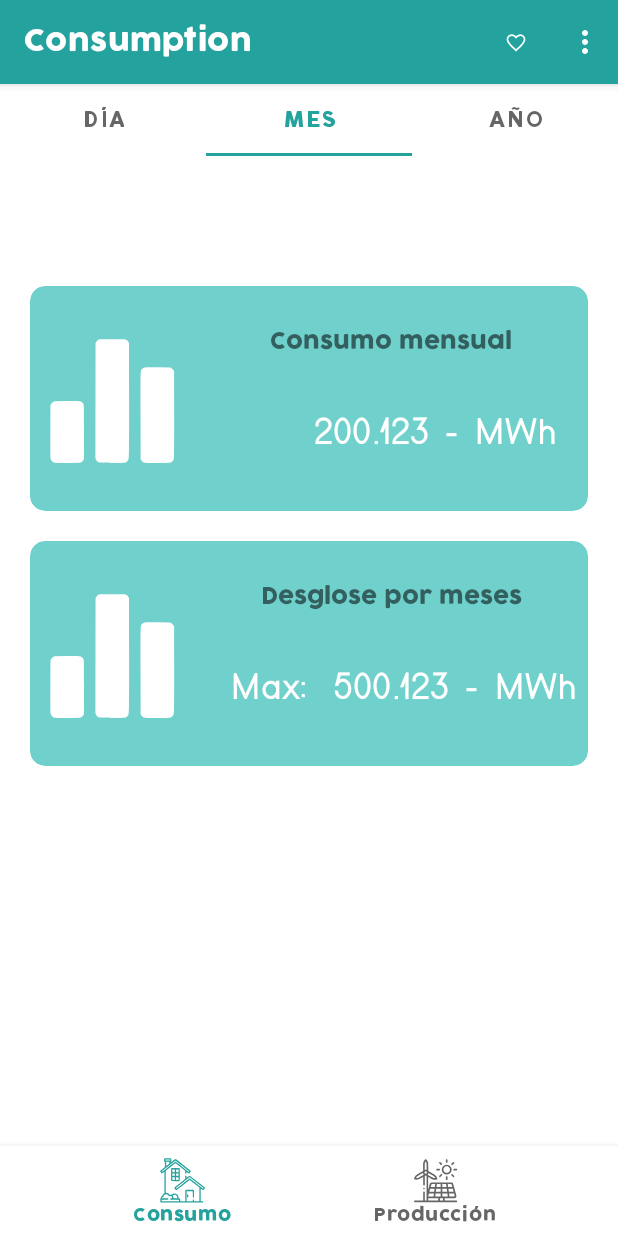
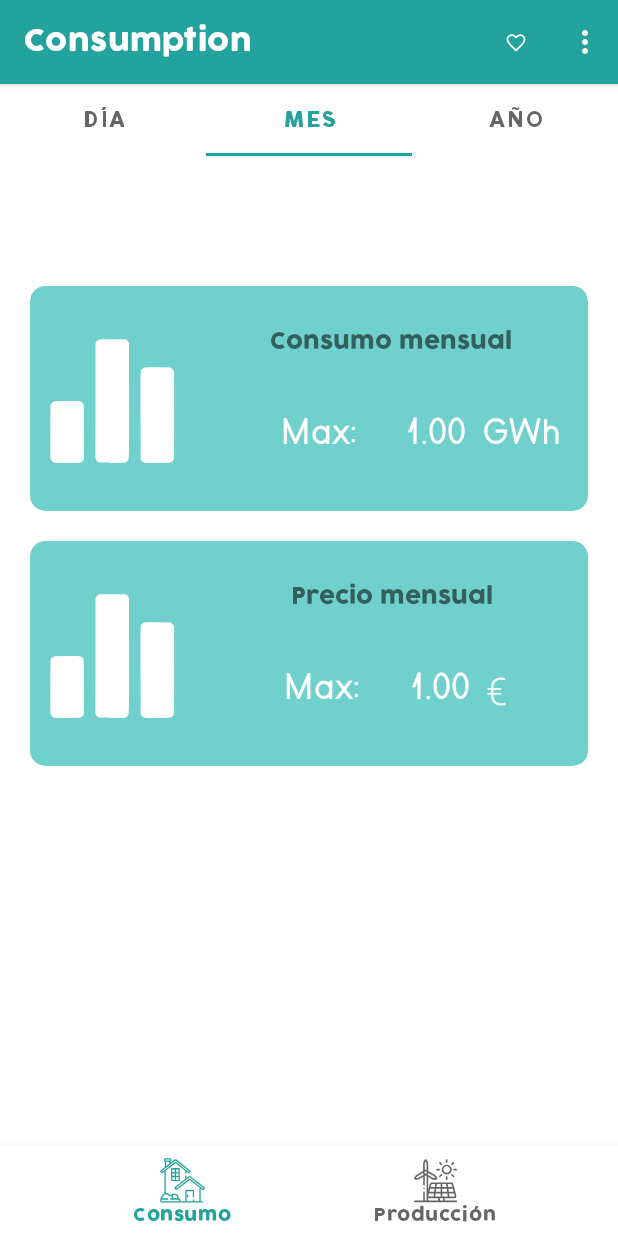
Before and after one commit to RodrigoZafra/Lumen, an Android app: the Consumption1 screen opened directly, with no data from a screen before it, tab 2 chosen, on a phone screen of 412 x 824 dp. Run offline under Robolectric (Android 15) with nearby library versions, the phone set to English and light mode, and no system bars; libraries missing offline, so code that uses them is left out: com.anychart, com.anychart.chart, com.anychart.charts, com.anychart.core, com.anychart.data and 2 more; 3 statements that could not run were skipped.

Commit message:
carviews de consumption tienen datos maximos dinámicos

```diff
--- a/app/src/main/java/com/rotirmar/lumen/consumptionFragments/Consumption1.java
+++ b/app/src/main/java/com/rotirmar/lumen/consumptionFragments/Consumption1.java
@@ -10,6 +10,7 @@ import android.view.InflateException;
 import android.view.LayoutInflater;
 import android.view.View;
 import android.view.ViewGroup;
+import android.widget.TextView;
 
 import com.anychart.APIlib;
 import com.anychart.AnyChart;
@@ -54,6 +55,9 @@ public class Consumption1 extends Fragment {
         CardView cvConsumptionDay1 = view.findViewById(R.id.cvConsumptionDay1);
         CardView cvConsumptionDay2 = view.findViewById(R.id.cvConsumptionDay2);
 
+        TextView cvAPITitleConsumptionDay2 = view.findViewById(R.id.cvAPITitleConsumptionDay2);
+        cvAPITitleConsumptionDay2.setText(maxValueDemand());
+
         cvConsumptionDay1.setOnClickListener(new View.OnClickListener() {
             @Override
             public void onClick(View v) {
@@ -73,6 +77,26 @@ public class Consumption1 extends Fragment {
         });
 
         return view;
+    }
+
+    private String maxValueDemand() {
+        JSONObject jsonObject = readFileAndGenerateJsonObject("consumptionDayDemand.json");
+        double value = 1.0D;
+        try {
+            JSONArray jsonArrayOfDemandPerDayValues = jsonObject.getJSONArray("included").getJSONObject(0).getJSONObject("attributes").getJSONArray("values");
+
+            double aux;
+
+            for (int i = 0; i < 31; i++) {
+                aux = (Double.parseDouble(jsonArrayOfDemandPerDayValues.getJSONObject(i).getString("value")) / 1000);
+                if (aux > value)
+                    value = aux;
+            }
+
+        } catch (JSONException e) {
+            e.printStackTrace();
+        }
+        return String.format("%.2f", value);
     }
 
     private void cleanViewAnyChartPattern(LayoutInflater inflater, ViewGroup container) {
--- a/app/src/main/java/com/rotirmar/lumen/consumptionFragments/Consumption2.java
+++ b/app/src/main/java/com/rotirmar/lumen/consumptionFragments/Consumption2.java
@@ -10,6 +10,7 @@ import android.view.InflateException;
 import android.view.LayoutInflater;
 import android.view.View;
 import android.view.ViewGroup;
+import android.widget.TextView;
 
 import com.anychart.AnyChart;
 import com.anychart.AnyChartView;
@@ -48,6 +49,11 @@ public class Consumption2 extends Fragment {
         CardView cvConsumptionMonth1 = view.findViewById(R.id.cvConsumptionMonth1);
         CardView cvConsumptionMonth2 = view.findViewById(R.id.cvConsumptionMonth2);
 
+        TextView cvAPITitleConsumptionMonth1 = view.findViewById(R.id.cvAPITitleConsumptionMonth1);
+        cvAPITitleConsumptionMonth1.setText(maxValue("consumptionMonthDemand.json", 1000));
+        TextView cvAPITitleConsumptionMonth2 = view.findViewById(R.id.cvAPITitleConsumptionMonth2);
+        cvAPITitleConsumptionMonth2.setText(maxValue("consumptionMonthPrice.json", 1));
+
         cvConsumptionMonth1.setOnClickListener(new View.OnClickListener() {
             @Override
             public void onClick(View v) {
@@ -67,6 +73,26 @@ public class Consumption2 extends Fragment {
         });
 
         return view;
+    }
+
+    private String maxValue(String file, int divisor) {
+        JSONObject jsonObject = readFileAndGenerateJsonObject(file);
+        double value = 1.0D;
+        try {
+            JSONArray jsonArrayValues = jsonObject.getJSONArray("included").getJSONObject(0).getJSONObject("attributes").getJSONArray("values");
+
+            double aux;
+
+            for (int i = 0; i < 13; i++) {
+                aux = (Double.parseDouble(jsonArrayValues.getJSONObject(i).getString("value")) / divisor);
+                if (aux > value)
+                    value = aux;
+            }
+
+        } catch (JSONException e) {
+            e.printStackTrace();
+        }
+        return String.format("%.2f", value);
     }
 
     private void cleanViewAnyChartPattern(LayoutInflater inflater, ViewGroup container) {
--- a/app/src/main/java/com/rotirmar/lumen/consumptionFragments/Consumption3.java
+++ b/app/src/main/java/com/rotirmar/lumen/consumptionFragments/Consumption3.java
@@ -10,6 +10,7 @@ import android.view.InflateException;
 import android.view.LayoutInflater;
 import android.view.View;
 import android.view.ViewGroup;
+import android.widget.TextView;
 
 import com.anychart.AnyChart;
 import com.anychart.AnyChartView;
@@ -48,6 +49,11 @@ public class Consumption3 extends Fragment {
         CardView cvConsumptionYear1 = view.findViewById(R.id.cvConsumptionYear1);
         CardView cvConsumptionYear2 = view.findViewById(R.id.cvConsumptionYear2);
 
+        TextView cvAPITitleConsumptionYear1 = view.findViewById(R.id.cvAPITitleConsumptionYear1);
+        cvAPITitleConsumptionYear1.setText(maxValue("consumptionYearDemand.json", 1000));
+        TextView cvAPITitleConsumptionYear2 = view.findViewById(R.id.cvAPITitleConsumptionYear2);
+        cvAPITitleConsumptionYear2.setText(maxValue("consumptionYearPrice.json", 1));
+
         cvConsumptionYear1.setOnClickListener(new View.OnClickListener() {
             @Override
             public void onClick(View v) {
@@ -67,6 +73,30 @@ public class Consumption3 extends Fragment {
         });
 
         return view;
+    }
+
+    private String maxValue(String file, int divisor) {
+        JSONObject jsonObject = readFileAndGenerateJsonObject(file);
+        double value = 1.0D;
+        try {
+            JSONArray jsonArrayValues = null;
+            if (divisor == 1000)
+                jsonArrayValues = jsonObject.getJSONArray("included").getJSONObject(0).getJSONObject("attributes").getJSONArray("values");
+            else
+                jsonArrayValues = jsonObject.getJSONArray("included").getJSONObject(3).getJSONObject("attributes").getJSONArray("content").getJSONObject(0).getJSONObject("attributes").getJSONArray("values");
+
+            double aux;
+
+            for (int i = 0; i < 5; i++) {
+                aux = (Double.parseDouble(jsonArrayValues.getJSONObject(i).getString("value")) / divisor);
+                if (aux > value)
+                    value = aux;
+            }
+
+        } catch (JSONException e) {
+            e.printStackTrace();
+        }
+        return String.format("%.2f", value);
     }
 
     private void cleanViewAnyChartPattern(LayoutInflater inflater, ViewGroup container) {
--- a/app/src/main/res/layout/fragment_consumption2.xml
+++ b/app/src/main/res/layout/fragment_consumption2.xml
@@ -54,12 +54,25 @@
                     android:orientation="horizontal">
 
                     <TextView
+                        android:id="@+id/plainTextConsumptionMonthMaxGWh"
+                        android:layout_width="wrap_content"
+                        android:layout_height="match_parent"
+                        style="@style/Theme.Numbers"
+                        android:textColor="@color/white"
+                        android:text="Max:"
+                        android:textAlignment="textEnd"
+                        android:layout_weight="3"
+                        android:layout_marginTop="10dp"
+                        android:layout_marginLeft="5dp"
+                        />
+
+                    <TextView
                         android:id="@+id/cvAPITitleConsumptionMonth1"
                         style="@style/Theme.Numbers"
                         android:layout_width="wrap_content"
                         android:layout_height="match_parent"
                         android:layout_marginTop="10dp"
-                        android:layout_weight="4"
+                        android:layout_weight="2"
                         android:text="200.123"
                         android:textAlignment="textEnd"
                         android:textColor="@color/white" />
@@ -70,7 +83,7 @@
                         android:layout_height="match_parent"
                         style="@style/Theme.Numbers"
                         android:layout_marginTop="10dp"
-                        android:text=" - MWh"
+                        android:text=" GWh"
                         android:textAlignment="textStart"
                         android:layout_weight="1"
                         android:textColor="@color/white"
@@ -116,7 +129,7 @@
                     android:id="@+id/plainTextConsumptionMonth2"
                     android:layout_width="match_parent"
                     android:layout_height="match_parent"
-                    android:text="Desglose por meses"
+                    android:text="Precio mensual"
                     android:paddingTop="15dp"
                     android:textSize="15sp"
                     android:textAlignment="center"
@@ -131,7 +144,7 @@
 
 
                     <TextView
-                        android:id="@+id/plainTextConsumptionMonthMax"
+                        android:id="@+id/plainTextConsumptionMonthMaxPrice"
                         android:layout_width="wrap_content"
                         android:layout_height="match_parent"
                         style="@style/Theme.Numbers"
@@ -149,7 +162,7 @@
                         android:layout_width="wrap_content"
                         android:layout_height="match_parent"
                         android:layout_marginTop="10dp"
-                        android:layout_weight="3"
+                        android:layout_weight="2"
                         android:text="500.123"
                         android:textAlignment="textEnd"
                         android:textColor="@color/white" />
@@ -160,9 +173,9 @@
                         android:layout_height="match_parent"
                         style="@style/Theme.Numbers"
                         android:layout_marginTop="10dp"
-                        android:text=" - MWh"
+                        android:text=" €"
                         android:textAlignment="textStart"
-                        android:layout_weight="1"
+                        android:layout_weight="3"
                         android:textColor="@color/white"
                         />
                 </LinearLayout>
```
Also changed, not shown: app/src/main/res/layout/fragment_consumption1.xml (+7 -10 lines), app/src/main/res/layout/fragment_consumption3.xml (+20 -10 lines).
